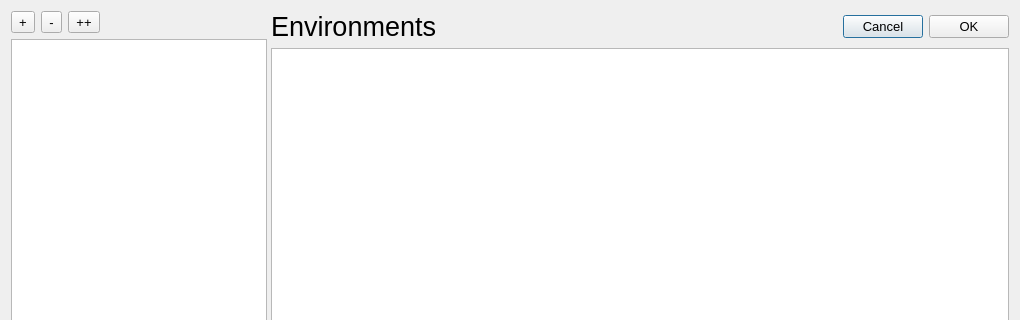
Qt form resources/views/EnvironmentDialog.ui (namuan/orkestra) before a commit; both pictures show x 0 to 1020 and y 0 to 320 of the 1020 by 723 pixel window.
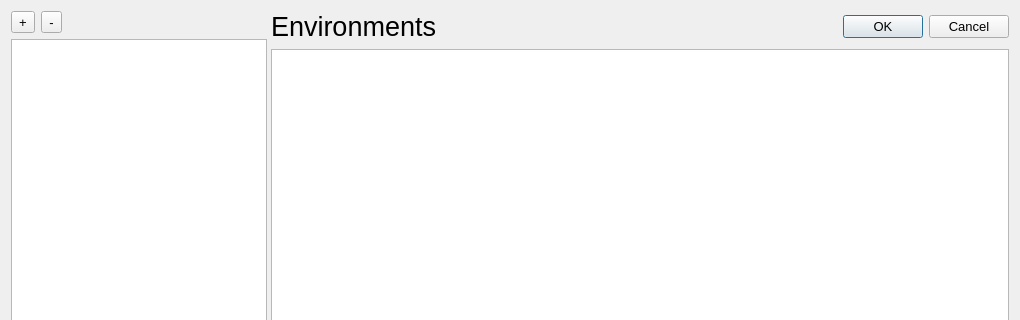
The same form after that commit. Icons and pictures are not drawn.

Diff of the .ui file:
```diff
--- a/resources/views/EnvironmentDialog.ui
+++ b/resources/views/EnvironmentDialog.ui
@@ -94,23 +94,6 @@
             <property name="text">
              <string>-</string>
             </property>
-            <property name="icon">
-             <iconset>
-              <normaloff>:/images/minus-48.png</normaloff>:/images/minus-48.png
-             </iconset>
-            </property>
-           </widget>
-          </item>
-          <item>
-           <widget class="QToolButton" name="btn_copy_environment">
-            <property name="text">
-             <string>++</string>
-            </property>
-            <property name="icon">
-             <iconset>
-              <normaloff>:/images/copy-48.png</normaloff>:/images/copy-48.png
-             </iconset>
-            </property>
            </widget>
           </item>
           <item>
@@ -156,7 +139,7 @@
       </property>
       <layout class="QVBoxLayout" name="verticalLayout">
        <property name="spacing">
-        <number>6</number>
+        <number>7</number>
        </property>
        <property name="leftMargin">
         <number>0</number>
@@ -179,6 +162,9 @@
           <enum>QFrame::Raised</enum>
          </property>
          <layout class="QHBoxLayout" name="horizontalLayout">
+          <property name="spacing">
+           <number>-1</number>
+          </property>
           <property name="leftMargin">
            <number>0</number>
           </property>
@@ -213,23 +199,16 @@
             </property>
             <property name="sizeHint" stdset="0">
              <size>
-              <width>40</width>
+              <width>287</width>
               <height>20</height>
              </size>
             </property>
            </spacer>
           </item>
           <item>
-           <widget class="QPushButton" name="btn_discard_environments">
-            <property name="text">
-             <string>Cancel</string>
-            </property>
-           </widget>
-          </item>
-          <item>
-           <widget class="QPushButton" name="btn_save_environments">
-            <property name="text">
-             <string>OK</string>
+           <widget class="QDialogButtonBox" name="btn_dialog_close">
+            <property name="standardButtons">
+             <set>QDialogButtonBox::Cancel|QDialogButtonBox::Ok</set>
             </property>
            </widget>
           </item>
```
Left out of the diff: 5 changed lines with no effect on the pictures.
